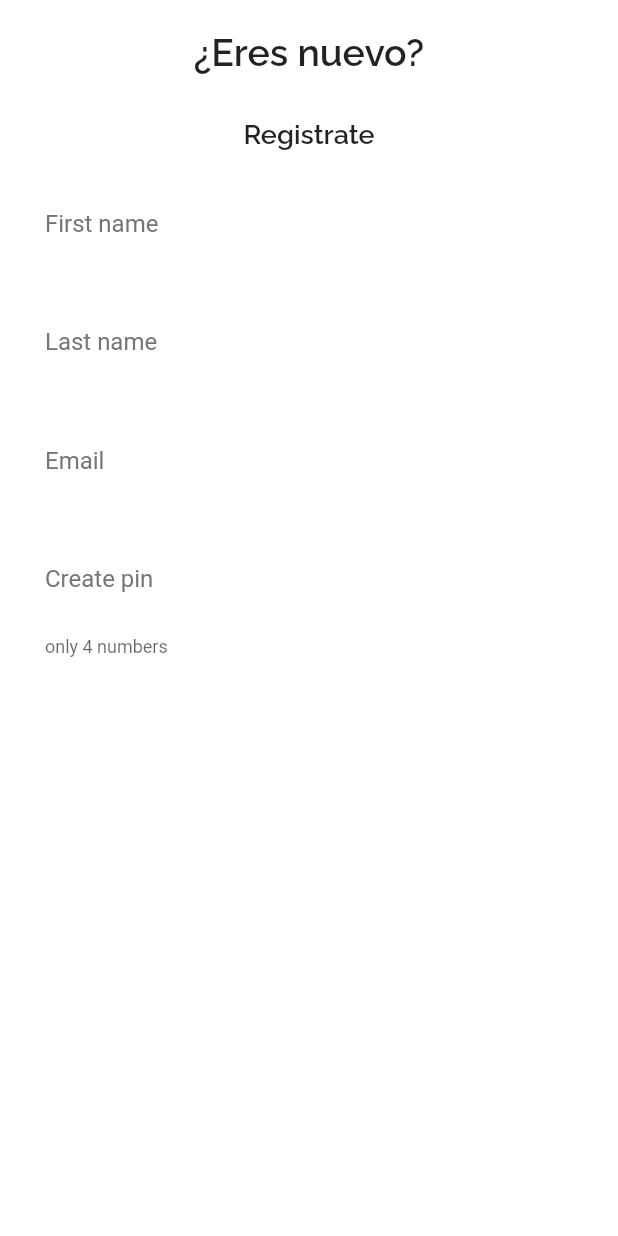
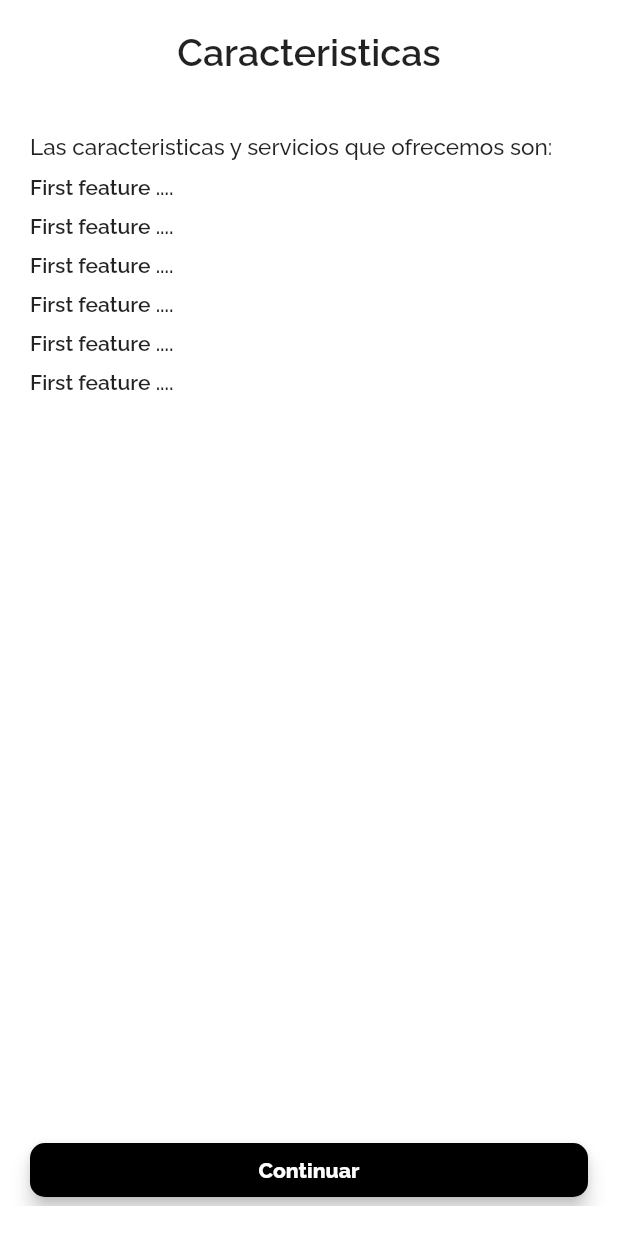
Before and after one commit to leocruz03/my_design_one, a Flutter app: the WelcomeScreen screen opened directly, swiped to page 2, on a phone screen of 412 x 824 dp. Run offline on Flutter 3.47's test engine with Material 2 defaults, Android fonts, the phone set to English and light mode, and no system bars; our stand-ins replace google_fonts, ionicons.

Commit message:
i was changed second page for erros and the desicion ui best

```diff
--- a/lib/home_screen_widgets/page_two.dart
+++ /dev/null
@@ -1,95 +0,0 @@
-import 'package:flutter/material.dart';
-
-import 'package:google_fonts/google_fonts.dart';
-import 'package:my_design_one/widgets/custom_input.dart';
-
-class PageTwo extends StatelessWidget {
-  const PageTwo({
-    Key? key,
-  }) : super(key: key);
-
-  @override
-  Widget build(BuildContext context) {
-    return Stack(
-      children: [
-        Column(
-          children: [
-            const RegisterCenterText(),
-            Expanded(
-              child: SingleChildScrollView(
-                child: Padding(
-                  padding: const EdgeInsets.symmetric(
-                    vertical: 10,
-                    horizontal: 30,
-                  ),
-                  child: Form(
-                    child: Column(
-                      children: const [
-                        CustomInput(
-                          hintText: 'Leonardo',
-                          labelText: 'First name',
-                          obsqureText: false,
-                        ),
-                        SizedBox(height: 20),
-                        CustomInput(
-                          hintText: 'De la cruz',
-                          labelText: 'Last name',
-                          obsqureText: false,
-                        ),
-                        SizedBox(height: 20),
-                        CustomInput(
-                          hintText: 'example.email@mymail.com',
-                          labelText: 'Email',
-                          obsqureText: false,
-                        ),
-                        SizedBox(height: 20),
-                        CustomInput(
-                          hintText: '1234',
-                          labelText: 'Create pin',
-                          helperText: 'only 4 numbers',
-                          obsqureText: true,
-                        ),
-                      ],
-                    ),
-                  ),
-                ),
-              ),
-            ),
-          ],
-        ),
-      ],
-    );
-  }
-}
-
-class RegisterCenterText extends StatelessWidget {
-  const RegisterCenterText({
-    Key? key,
-  }) : super(key: key);
-
-  @override
-  Widget build(BuildContext context) {
-    return Center(
-      child: Column(
-        children: [
-          Text(
-            '¿Eres nuevo?',
-            style: GoogleFonts.raleway(
-              fontSize: 25,
-              fontWeight: FontWeight.w600,
-            ),
-          ),
-          const SizedBox(height: 30),
-          Text(
-            'Registrate',
-            style: GoogleFonts.raleway(
-              fontSize: 18,
-              fontWeight: FontWeight.w600,
-            ),
-          ),
-          const SizedBox(height: 10),
-        ],
-      ),
-    );
-  }
-}
--- a/lib/main.dart
+++ b/lib/main.dart
@@ -1,5 +1,6 @@
 import 'package:flutter/material.dart';
-import 'package:my_design_one/screens/welcome_screen.dart';
+import 'package:my_design_one/screens/register_screen.dart';
+/* import 'package:my_design_one/screens/welcome_screen.dart'; */
 
 void main() {
   runApp(const MyApp());
@@ -15,7 +16,7 @@ class MyApp extends StatelessWidget {
       debugShowCheckedModeBanner: false,
       title: 'Flutter Demo',
       theme: ThemeData(),
-      home: const WelcomeScreen(),
+      home: const RegisterScreen(),
     );
   }
 }
--- /dev/null
+++ b/lib/screens/register_screen.dart
@@ -0,0 +1,107 @@
+import 'package:flutter/material.dart';
+
+import 'package:google_fonts/google_fonts.dart';
+import 'package:my_design_one/widgets/custom_button.dart';
+import 'package:my_design_one/widgets/custom_input.dart';
+
+class RegisterScreen extends StatelessWidget {
+  const RegisterScreen({
+    Key? key,
+  }) : super(key: key);
+
+  @override
+  Widget build(BuildContext context) {
+    return Scaffold(
+      body: SafeArea(
+        child: Stack(
+          children: [
+            Column(
+              children: [
+                const _RegisterCenterText(),
+                Expanded(
+                  child: SingleChildScrollView(
+                    child: Padding(
+                      padding: const EdgeInsets.symmetric(
+                        vertical: 10,
+                        horizontal: 30,
+                      ),
+                      child: Form(
+                        child: Column(
+                          children: const [
+                            CustomInput(
+                              /* hintText: 'Leonardo', */
+                              labelText: 'First name',
+                              obsqureText: false,
+                            ),
+                            SizedBox(height: 20),
+                            CustomInput(
+                              hintText: 'De la cruz',
+                              labelText: 'Last name',
+                              obsqureText: false,
+                            ),
+                            SizedBox(height: 20),
+                            CustomInput(
+                              hintText: 'example.email@myemail.com',
+                              labelText: 'Email',
+                              obsqureText: false,
+                            ),
+                            SizedBox(height: 20),
+                            CustomInput(
+                              hintText: '1234',
+                              labelText: 'Create pin',
+                              helperText: 'only 4 numbers',
+                              obsqureText: true,
+                            ),
+                            SizedBox(height: 30.0),
+                            Padding(
+                              padding: EdgeInsets.symmetric(horizontal: 5.0),
+                              child: ButtonInfinityCustom(
+                                textButton: 'Registrarme',
+                              ),
+                            )
+                          ],
+                        ),
+                      ),
+                    ),
+                  ),
+                ),
+              ],
+            ),
+          ],
+        ),
+      ),
+    );
+  }
+}
+
+class _RegisterCenterText extends StatelessWidget {
+  const _RegisterCenterText({
+    Key? key,
+  }) : super(key: key);
+
+  @override
+  Widget build(BuildContext context) {
+    return Center(
+      child: Column(
+        children: [
+          Text(
+            '¿Eres nuevo?',
+            style: GoogleFonts.raleway(
+              fontSize: 25,
+              fontWeight: FontWeight.w600,
+            ),
+          ),
+          const SizedBox(height: 30),
+          Text(
+            'Registrate',
+            style: GoogleFonts.raleway(
+              fontSize: 18,
+              fontWeight: FontWeight.w600,
+            ),
+          ),
+          const SizedBox(height: 10),
+        ],
+      ),
+    );
+  }
+}
--- a/lib/screens/welcome_screen.dart
+++ b/lib/screens/welcome_screen.dart
@@ -1,9 +1,9 @@
 import 'package:flutter/material.dart';
 
-/* import 'package:google_fonts/google_fonts.dart'; */
+import 'package:google_fonts/google_fonts.dart';
 
-import 'package:my_design_one/home_screen_widgets/page_one.dart';
-import 'package:my_design_one/home_screen_widgets/page_two.dart';
+import 'package:my_design_one/welcome_screen_widgets/page_one.dart';
+import 'package:my_design_one/welcome_screen_widgets/page_two.dart';
 
 class WelcomeScreen extends StatelessWidget {
   const WelcomeScreen({super.key});
@@ -19,8 +19,7 @@ class WelcomeScreen extends StatelessWidget {
             children: const [
               PageOne(),
               PageTwo(),
-              /* Text('Hola Mundo'),
-              Text('Hola Mundo'), */
+              /* RegisterScreen(), */
             ],
           ),
         ),
--- /dev/null
+++ b/lib/welcome_screen_widgets/page_two.dart
@@ -0,0 +1,122 @@
+import 'package:flutter/material.dart';
+
+import 'package:google_fonts/google_fonts.dart';
+import 'package:my_design_one/widgets/custom_button.dart';
+
+class PageTwo extends StatelessWidget {
+  const PageTwo({super.key});
+
+  @override
+  Widget build(BuildContext context) {
+    return Stack(
+      children: [
+        Column(
+          children: [
+            const TextFeaturesCenter(),
+            Expanded(
+              child: SingleChildScrollView(
+                child: Padding(
+                  padding:
+                      const EdgeInsets.symmetric(horizontal: 20, vertical: 30),
+                  child: Column(
+                    crossAxisAlignment: CrossAxisAlignment.start,
+                    children: [
+                      Text(
+                        'Las caracteristicas y servicios que ofrecemos son:',
+                        style: GoogleFonts.raleway(
+                          fontSize: 15,
+                          fontWeight: FontWeight.w500,
+                        ),
+                      ),
+                      const SizedBox(height: 10),
+                      const CustomTextFeatures(
+                        featureText: 'First feature ....',
+                      ),
+                      const SizedBox(height: 10),
+                      const CustomTextFeatures(
+                        featureText: 'First feature ....',
+                      ),
+                      const SizedBox(height: 10),
+                      const CustomTextFeatures(
+                        featureText: 'First feature ....',
+                      ),
+                      const SizedBox(height: 10),
+                      const CustomTextFeatures(
+                        featureText: 'First feature ....',
+                      ),
+                      const SizedBox(height: 10),
+                      const CustomTextFeatures(
+                        featureText: 'First feature ....',
+                      ),
+                      const SizedBox(height: 10),
+                      const CustomTextFeatures(
+                        featureText: 'First feature ....',
+                      ),
+                    ],
+                  ),
+                ),
+              ),
+            ),
+            Expanded(child: Container()),
+            const Padding(
+              padding: EdgeInsets.symmetric(horizontal: 20.0),
+              child: ButtonInfinityCustom(
+                textButton: 'Continuar',
+              ),
+            ),
+          ],
+        ),
+      ],
+    );
+  }
+}
+
+class TextFeaturesCenter extends StatelessWidget {
+  const TextFeaturesCenter({
+    Key? key,
+  }) : super(key: key);
+
+  @override
+  Widget build(BuildContext context) {
+    return Center(
+      child: Column(
+        children: [
+          Text(
+            'Caracteristicas',
+            style: GoogleFonts.raleway(
+              fontSize: 25,
+              fontWeight: FontWeight.w600,
+            ),
+          ),
+          const SizedBox(
+            height: 10,
+          ),
+        ],
+      ),
+    );
+  }
+}
+
+class CustomTextFeatures extends StatelessWidget {
+  final String featureText;
+
+  const CustomTextFeatures({
+    super.key,
+    required this.featureText,
+  });
+
+  @override
+  Widget build(BuildContext context) {
+    return Row(
+      children: [
+        Text(
+          featureText,
+          style: GoogleFonts.raleway(
+            fontSize: 14,
+            fontWeight: FontWeight.w600,
+          ),
+        ),
+      ],
+    );
+  }
+}
--- /dev/null
+++ b/lib/widgets/custom_button.dart
@@ -0,0 +1,36 @@
+import 'package:flutter/material.dart';
+
+import 'package:google_fonts/google_fonts.dart';
+
+class ButtonInfinityCustom extends StatelessWidget {
+  final String textButton;
+
+  const ButtonInfinityCustom({
+    Key? key,
+    required this.textButton,
+  }) : super(key: key);
+
+  @override
+  Widget build(BuildContext context) {
+    return ElevatedButton(
+      onPressed: () {},
+      style: ElevatedButton.styleFrom(
+        backgroundColor: Colors.black,
+        shape: RoundedRectangleBorder(
+          borderRadius: BorderRadius.circular(10),
+        ),
+        elevation: 5,
+        textStyle: GoogleFonts.raleway(
+          fontSize: 14,
+          fontWeight: FontWeight.w800,
+        ),
+      ),
+      child: SizedBox(
+        width: double.infinity,
+        child: Center(
+          child: Text(textButton),
+        ),
+      ),
+    );
+  }
+}
--- a/lib/widgets/custom_input.dart
+++ b/lib/widgets/custom_input.dart
@@ -1,9 +1,11 @@
 import 'package:flutter/material.dart';
+import 'package:google_fonts/google_fonts.dart';
 
 class CustomInput extends StatelessWidget {
   final String? hintText;
   final String? labelText;
   final String? helperText;
+  final TextInputType? typeInput;
   final bool obsqureText;
 
   const CustomInput({
@@ -11,12 +13,14 @@ class CustomInput extends StatelessWidget {
     this.hintText,
     this.labelText,
     this.helperText,
+    this.typeInput,
     required this.obsqureText,
   }) : super(key: key);
 
   @override
   Widget build(BuildContext context) {
     return TextFormField(
+      keyboardType: typeInput,
       obscureText: obsqureText,
       style: const TextStyle(
         color: Color(0xff354259),
```
Also changed, not shown: lib/welcome_screen_widgets/custom_text.dart (added), lib/welcome_screen_widgets/page_one.dart (renamed from lib/home_screen_widgets/page_one.dart).
